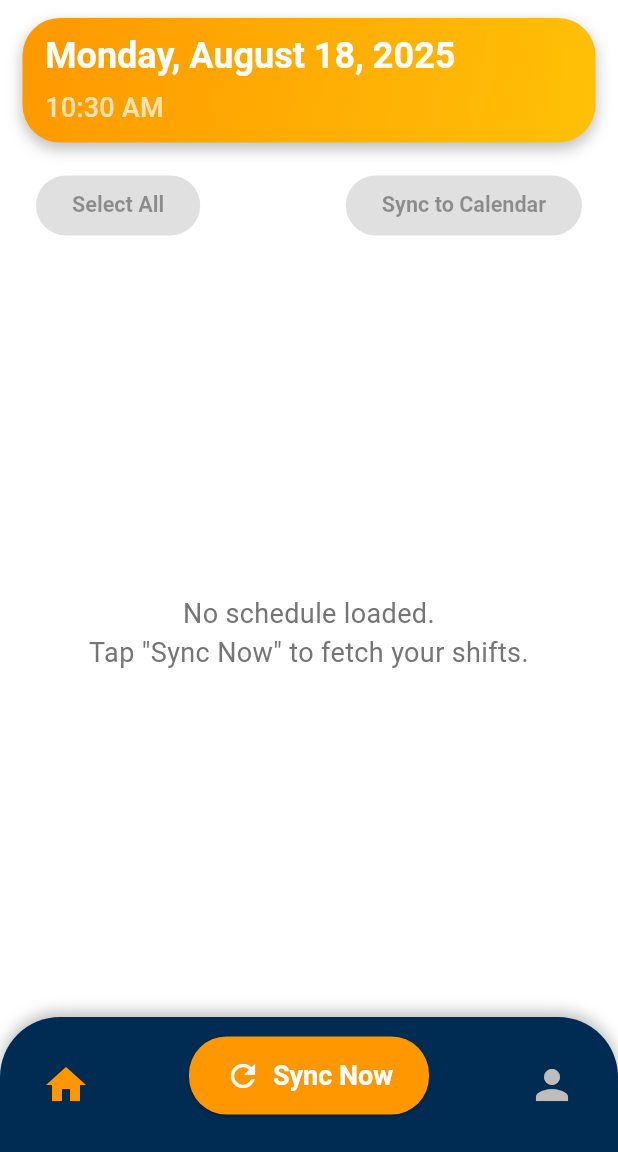
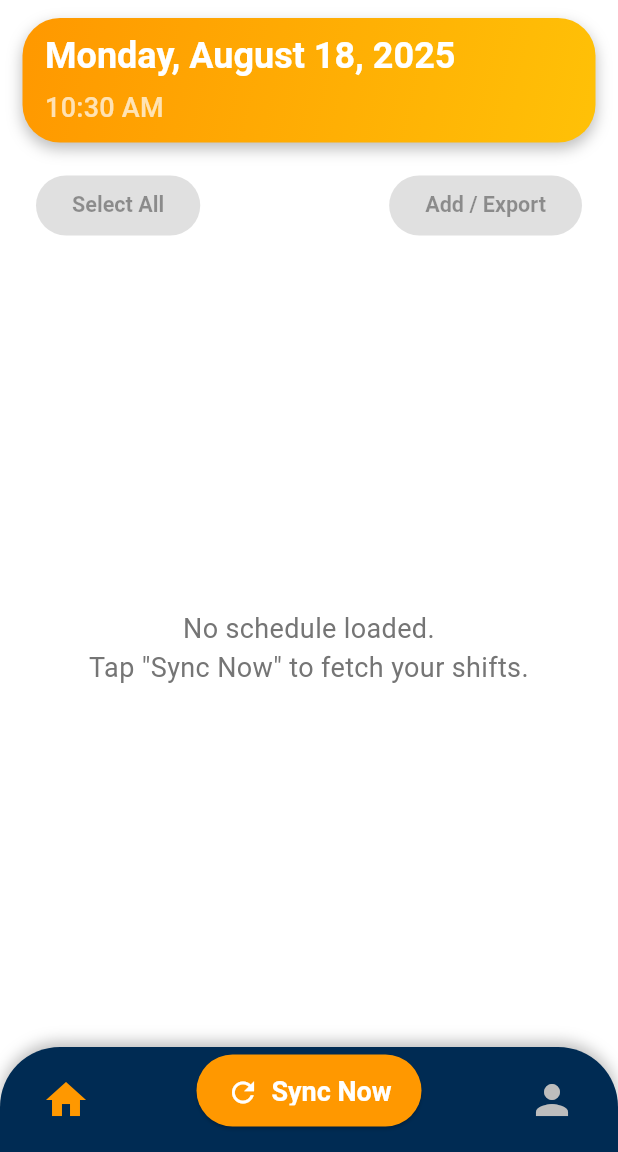
Before and after one commit to supertalentwiz/syncmyschedule, a Flutter app: the MainTabs screen opened by its route, after a tap on "Accept", on a phone screen of 412 x 824 dp, the part 84-1236 px from its top. Run offline on Flutter 3.47's test engine with Material 3 defaults, Android fonts, the phone set to English and light mode, and no system bars; our stand-ins replace cloud_functions, file_picker, firebase_auth, firebase_core, flutter_secure_storage, permission_handler and 3 more; missing offline and left inert: device_calendar; accounts and stored records are empty.

Commit message:
feat: updated some UI parts

```diff
--- a/lib/constants/app_sizes.dart
+++ b/lib/constants/app_sizes.dart
@@ -13,13 +13,15 @@ class AppSizes {
   static const double borderRadius = 25.0;
   static const double titleFontSize = 32.0;
   static const double buttonFontSize = 18.0;
-  static const double navBarHeight = 90.0;
+  static const double navBarHeight = 70.0;
   static const double dateTimeCardHeight = 80.0;
   static const double dialogBorderRadius = 20.0;
-  static const double smallIconSize = 24.0;
+  static const double smallIconSize = 22.0;
   static const double largeIconSize = 32.0;
   static const double avatarRadius = 54.0;
   static const double cardHorizontalPadding = 15.0;
   static const double cardVerticalPadding = 9.0;
   static const double cardSpacing = 7.0;
+  static const double customInputPaddingHorizontal = 15.0;
+  static const double customInputPaddingVertical = 8.0;
 }
--- a/lib/screens/profile_screen.dart
+++ b/lib/screens/profile_screen.dart
@@ -30,12 +30,15 @@ class ProfileScreen extends StatelessWidget {
     return Scaffold(
       appBar: CustomAppBar(title: AppStrings.profile),
       body: SafeArea(
+        child: SingleChildScrollView(
+          physics: const AlwaysScrollableScrollPhysics(),
           child: Padding(
             padding: const EdgeInsets.symmetric(
               horizontal: AppSizes.padding,
               vertical: AppSizes.spacingLarge,
             ),
             child: Column(
+              mainAxisSize: MainAxisSize.min,
               children: [
                 ProfileAvatar(username: profile.username),
                 const SizedBox(height: AppSizes.spacingSmall),
@@ -65,6 +68,7 @@ class ProfileScreen extends StatelessWidget {
             ),
           ),
         ),
+      ),
     );
   }
 }
--- a/lib/widgets/auth/custom_text_field.dart
+++ b/lib/widgets/auth/custom_text_field.dart
@@ -42,6 +42,10 @@ class CustomTextField extends StatelessWidget {
             focusedBorder: Theme.of(context).inputDecorationTheme.focusedBorder,
             labelStyle: Theme.of(context).inputDecorationTheme.labelStyle,
             hintStyle: Theme.of(context).inputDecorationTheme.hintStyle,
+            contentPadding: const EdgeInsets.symmetric(
+              vertical: AppSizes.customInputPaddingVertical,
+              horizontal: AppSizes.customInputPaddingHorizontal,
+            ),
           ),
         ),
         if (onToggleVisibility != null)
--- a/lib/widgets/schedule/bottom_navigation.dart
+++ b/lib/widgets/schedule/bottom_navigation.dart
@@ -31,7 +31,7 @@ class AppBottomNavigation extends StatelessWidget {
           ),
         ],
       ),
-      padding: const EdgeInsets.symmetric(horizontal: 20, vertical: 12),
+      padding: const EdgeInsets.symmetric(horizontal: 20, vertical: 5),
       child: Row(
         mainAxisAlignment: MainAxisAlignment.spaceBetween,
         children: [
@@ -45,7 +45,7 @@ class AppBottomNavigation extends StatelessWidget {
           ),
           Container(
             margin: const EdgeInsets.only(bottom: 12),
-            width: 160,
+            width: 150,
             child: ElevatedButton.icon(
               onPressed: () => onItemTapped(1),
               icon: const Icon(
--- a/lib/widgets/schedule/shift_toolbar.dart
+++ b/lib/widgets/schedule/shift_toolbar.dart
@@ -105,7 +105,7 @@ class ShiftToolbar extends StatelessWidget {
               ),
             ),
             child: const Text(
-              'Sync to Calendar',
+              'Add / Export',
               style: TextStyle(
                 fontSize: AppSizes.buttonFontSize * 0.8,
                 fontWeight: FontWeight.bold,
```
Lines whose indentation alone changed are shown as unchanged.
